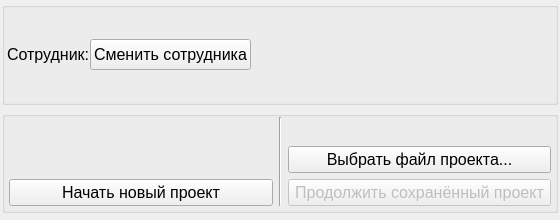
YakSid/KDC_RSREU, file startdialog.ui: the form before one commit.
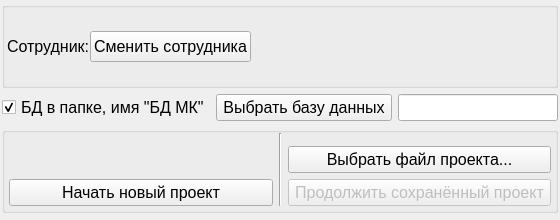
The form after the commit. Icons and pictures are not drawn.

Patch:
```diff
--- a/startdialog.ui
+++ b/startdialog.ui
@@ -582,6 +582,59 @@
          </layout>
         </widget>
        </item>
+       <item>
+        <layout class="QHBoxLayout" name="horizontalLayout_3">
+         <item>
+          <widget class="QCheckBox" name="ch_dbLocal">
+           <property name="text">
+            <string>БД в папке, имя &quot;БД МК&quot;</string>
+           </property>
+           <property name="checked">
+            <bool>true</bool>
+           </property>
+          </widget>
+         </item>
+         <item>
+          <spacer name="horizontalSpacer_8">
+           <property name="orientation">
+            <enum>Qt::Horizontal</enum>
+           </property>
+           <property name="sizeHint" stdset="0">
+            <size>
+             <width>40</width>
+             <height>20</height>
+            </size>
+           </property>
+          </spacer>
+         </item>
+         <item>
+          <widget class="QPushButton" name="pb_dbManage">
+           <property name="minimumSize">
+            <size>
+             <width>176</width>
+             <height>0</height>
+            </size>
+           </property>
+           <property name="text">
+            <string>Выбрать базу данных</string>
+           </property>
+          </widget>
+         </item>
+         <item>
+          <widget class="QLineEdit" name="ln_db">
+           <property name="minimumSize">
+            <size>
+             <width>160</width>
+             <height>0</height>
+            </size>
+           </property>
+           <property name="readOnly">
+            <bool>true</bool>
+           </property>
+          </widget>
+         </item>
+        </layout>
+       </item>
        <item>
         <widget class="QGroupBox" name="groupBox_3">
          <property name="title">
```
Left out of the diff: 2 changed lines with no effect on the pictures.
